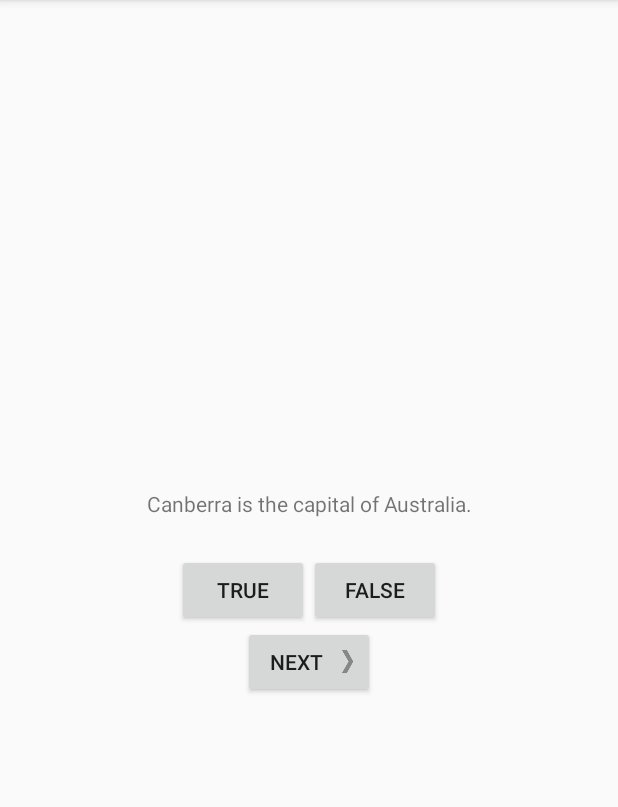
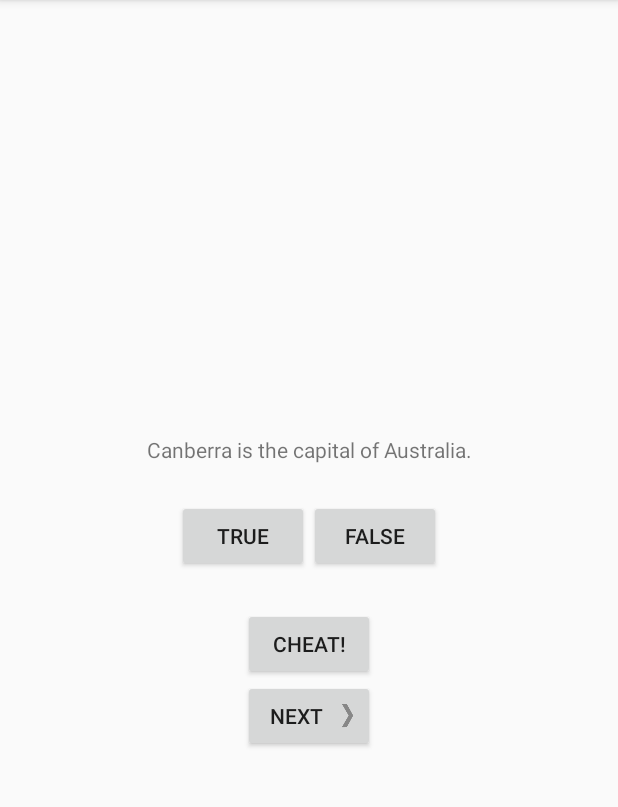
Before and after one commit to nyajallen/GeoQuiz, an Android app: the screen it shows after launch (MainActivity), after a tap on "TRUE", on a phone screen of 412 x 824 dp, the part 84-891 px from its top. Run offline under Robolectric (Android 15) with nearby library versions, the phone set to English and light mode, and no system bars.

Commit message:
End of Chapter 6 code

```diff
--- a/app/src/main/AndroidManifest.xml
+++ b/app/src/main/AndroidManifest.xml
@@ -9,6 +9,7 @@
         android:roundIcon="@mipmap/ic_launcher_round"
         android:supportsRtl="true"
         android:theme="@style/AppTheme">
+        <activity android:name=".CheatActivity"></activity>
         <activity android:name=".MainActivity">
             <intent-filter>
                 <action android:name="android.intent.action.MAIN" />
--- a/app/src/main/java/com/bignerdranch/android/geoquiz/MainActivity.kt
+++ b/app/src/main/java/com/bignerdranch/android/geoquiz/MainActivity.kt
@@ -1,22 +1,25 @@
 package com.bignerdranch.android.geoquiz
 
+import android.app.Activity
+import android.content.Intent
 import androidx.appcompat.app.AppCompatActivity
 import android.os.Bundle
 import android.util.Log
 import android.widget.Button
 import android.widget.TextView
 import android.widget.Toast
-import androidx.lifecycle.ViewModelProvider
 import androidx.lifecycle.ViewModelProviders
 
 private const val TAG = "MainActivity"
 private const val KEY_INDEX = "index"
+private const val REQUEST_CODE_CHEAT = 0
 
 class MainActivity : AppCompatActivity() {
 
     private lateinit var trueButton: Button
     private lateinit var falseButton: Button
     private lateinit var nextButton: Button
+    private lateinit var cheatButton: Button
     private lateinit var questionTextView: TextView
 
     private val quizViewModel : QuizViewModel by lazy {
@@ -34,6 +37,7 @@ class MainActivity : AppCompatActivity() {
         trueButton = findViewById(R.id.true_button)
         falseButton = findViewById(R.id.false_button)
         nextButton = findViewById(R.id.next_button)
+        cheatButton = findViewById(R.id.cheat_button)
         questionTextView = findViewById(R.id.question_text_view)
 
         trueButton.setOnClickListener { view ->
@@ -47,6 +51,13 @@ class MainActivity : AppCompatActivity() {
         nextButton.setOnClickListener {
             quizViewModel.moveToNext()
             updateQuestion()
+        }
+
+        cheatButton.setOnClickListener {
+            // Start CheatActivity
+            val answerIsTrue = quizViewModel.currentQuestionAnswer
+            val intent = CheatActivity.newIntent(this@MainActivity, answerIsTrue)
+            startActivityForResult(intent, REQUEST_CODE_CHEAT)
         }
 
         updateQuestion()
@@ -83,6 +94,19 @@ class MainActivity : AppCompatActivity() {
         Log.d(TAG, "onDestroy() called")
     }
 
+    override fun onActivityResult(requestCode: Int, resultCode: Int, data: Intent?) {
+        super.onActivityResult(requestCode, resultCode, data)
+
+        if (resultCode != Activity.RESULT_OK) {
+            return
+        }
+
+        if (requestCode == REQUEST_CODE_CHEAT) {
+            quizViewModel.isCheater =
+                data?.getBooleanExtra(EXTRA_ANSWER_SHOWN, false) ?: false
+        }
+    }
+
     private fun updateQuestion() {
         questionTextView.setText(quizViewModel.currentQuestionText)
     }
@@ -90,10 +114,10 @@ class MainActivity : AppCompatActivity() {
     private fun checkAnswer(userAnswer: Boolean) {
         val correctAnswer = quizViewModel.currentQuestionAnswer
 
-        val messageResId = if (userAnswer == correctAnswer) {
-            R.string.correct_toast
-        } else {
-            R.string.incorrect_toast
+        val messageResId = when {
+            quizViewModel.isCheater -> R.string.judgment_toast
+            userAnswer == correctAnswer -> R.string.correct_toast
+            else -> R.string.incorrect_toast
         }
 
         Toast.makeText(this, messageResId, Toast.LENGTH_SHORT).show()
--- a/app/src/main/java/com/bignerdranch/android/geoquiz/QuizViewModel.kt
+++ b/app/src/main/java/com/bignerdranch/android/geoquiz/QuizViewModel.kt
@@ -16,6 +16,7 @@ class QuizViewModel : ViewModel() {
     )
 
     var currentIndex = 0
+    var isCheater = false
 
     val currentQuestionAnswer: Boolean
         get() = questionBank[currentIndex].answer
--- a/app/src/main/res/layout-land/activity_main.xml
+++ b/app/src/main/res/layout-land/activity_main.xml
@@ -32,6 +32,13 @@
     </LinearLayout>
 
     <Button
+        android:id="@+id/cheat_button"
+        android:layout_width="wrap_content"
+        android:layout_height="wrap_content"
+        android:layout_gravity="bottom|center_horizontal"
+        android:text="@string/cheat_button"/>
+
+    <Button
         android:id="@+id/next_button"
         android:layout_width="wrap_content"
         android:layout_height="wrap_content"
--- a/app/src/main/res/layout/activity_main.xml
+++ b/app/src/main/res/layout/activity_main.xml
@@ -36,6 +36,13 @@
     </LinearLayout>
 
     <Button
+        android:id="@+id/cheat_button"
+        android:layout_width="wrap_content"
+        android:layout_height="wrap_content"
+        android:layout_marginTop="24dp"
+        android:text="@string/cheat_button"/>
+
+    <Button
         android:id="@+id/next_button"
         android:layout_width="wrap_content"
         android:layout_height="wrap_content"
--- a/app/src/main/res/values/strings.xml
+++ b/app/src/main/res/values/strings.xml
@@ -11,4 +11,8 @@
     <string name="question_africa">The source of the Nile River is in Egypt.</string>
     <string name="question_americas">The Amazon River is the longest river in the Americas.</string>
     <string name="question_asia">Lake Baikal is the world\'s oldest and deepest freshwater lake.</string>
+    <string name="warning_text">Are you sure you want to do this?</string>
+    <string name="show_answer_button">Show Answer</string>
+    <string name="cheat_button">Cheat!</string>
+    <string name="judgment_toast">Cheating is wrong.</string>
 </resources>
```
Also changed, not shown: app/src/main/java/com/bignerdranch/android/geoquiz/CheatActivity.kt (added, +54 -0 lines), app/src/main/res/layout/activity_cheat.xml (added, +29 -0 lines).
